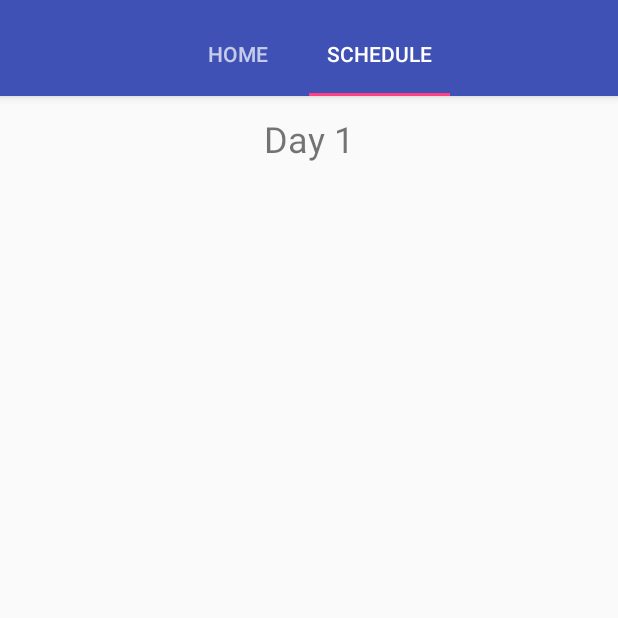
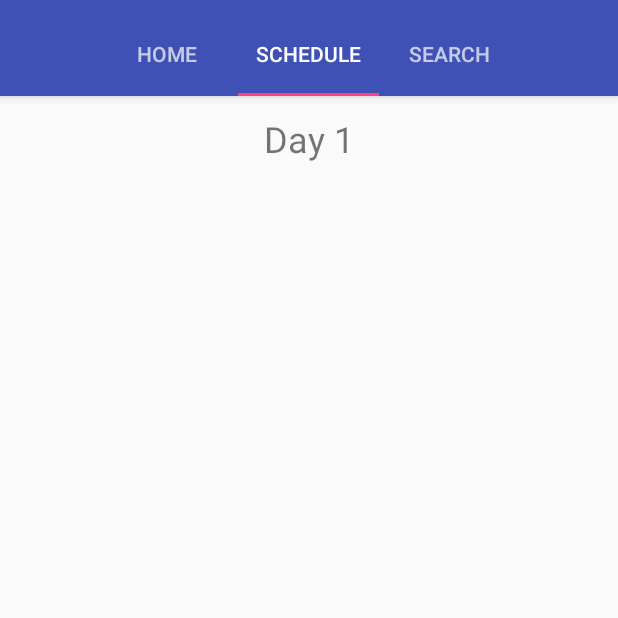
Before and after one commit to truell20/MyHM, an Android app: the TabActivity screen opened directly, with no data from a screen before it, tab 2 chosen, on a phone screen of 412 x 824 dp, the top half of it. Run offline under Robolectric (Android 15) with nearby library versions, the phone set to English and light mode, and no system bars; 4 statements that could not run were skipped.

Commit message:
Begin search tab

```diff
--- /dev/null
+++ b/Android/App/app/src/main/java/com/example/lucakoval/apposition/SearchFragment.java
@@ -0,0 +1,63 @@
+package com.example.lucakoval.apposition;
+
+import android.app.Activity;
+import android.app.SearchManager;
+import android.content.Context;
+import android.content.Intent;
+import android.net.Uri;
+import android.os.Bundle;
+import android.support.v4.app.Fragment;
+import android.support.v4.app.FragmentTransaction;
+import android.support.v7.widget.SearchView;
+import android.view.LayoutInflater;
+import android.view.View;
+import android.view.ViewGroup;
+import android.widget.Button;
+import android.widget.EditText;
+
+import com.example.lucakoval.apposition.model.LocalDataHandler;
+
+public class SearchFragment extends Fragment {
+    private final String displaySearchFragmentTag = "displaySearchFragment";
+
+    public static SearchFragment newInstance() {
+        SearchFragment fragment = new SearchFragment();
+
+        return fragment;
+    }
+
+    public SearchFragment() {}
+
+    @Override
+    public void onCreate(Bundle savedInstanceState) {
+        super.onCreate(savedInstanceState);
+    }
+
+    @Override
+    public View onCreateView(LayoutInflater inflater, ViewGroup container,
+                             Bundle savedInstanceState) {
+        final View fragmentView = inflater.inflate(R.layout.fragment_search, container, false);
+
+        Button searchButton = (Button)fragmentView.findViewById(R.id.searchButton);
+        searchButton.setOnClickListener(new View.OnClickListener() {
+            @Override
+            public void onClick(View v) {
+                String searchQuery = ((EditText)fragmentView.findViewById(R.id.searchInput)).getText().toString();
+
+                fragmentView.findViewById(R.id.searchContainer).setVisibility(View.INVISIBLE);
+
+                FragmentTransaction ft = getChildFragmentManager().beginTransaction();
+                ft.add(R.id.searchContainer, DisplaySearchFragment.newInstance(searchQuery, new DisplaySearchInterface() {
+                    @Override
+                    public void doneDisplaying() {
+                        getChildFragmentManager().beginTransaction().remove(getChildFragmentManager().findFragmentByTag(displaySearchFragmentTag)).commit();
+                        fragmentView.findViewById(R.id.searchContainer).setVisibility(View.VISIBLE);
+                    }
+                }), displaySearchFragmentTag).commit();
+
+            }
+        });
+
+        return fragmentView;
+    }
+}
--- a/Android/App/app/src/main/java/com/example/lucakoval/apposition/TabActivity.java
+++ b/Android/App/app/src/main/java/com/example/lucakoval/apposition/TabActivity.java
@@ -65,18 +65,20 @@ public class TabActivity extends AppCompatActivity {
         @Override
         public Fragment getItem(int position) {
             if(position == 0) return HomeFragment.newInstance();
-            else return ScheduleHolderFragment.newInstance();
+            else if(position == 1) return ScheduleHolderFragment.newInstance();
+            else return SearchFragment.newInstance();
         }
 
         @Override
         public int getCount() {
-            return 2;
+            return 3;
         }
 
         @Override
         public CharSequence getPageTitle(int position) {
             if(position == 0) return "Home";
-            else return "Schedule";
+            else if(position == 1) return "Schedule";
+            else return "Search";
         }
     }
 }
--- a/Android/App/app/src/main/res/layout/fragment_meeting.xml
+++ b/Android/App/app/src/main/res/layout/fragment_meeting.xml
@@ -68,7 +68,7 @@
     <Button
         android:layout_width="wrap_content"
         android:layout_height="wrap_content"
-        android:text="Donef"
+        android:text="Done"
         android:id="@+id/doneButton"
         android:layout_alignParentBottom="true"
         android:layout_centerHorizontal="true"
```
Also changed, not shown: Android/App/app/src/main/java/com/example/lucakoval/apposition/DisplaySearchFragment.java (added, +77 -0 lines), Android/App/app/src/main/res/layout/fragment_display_search.xml (added, +13 -0 lines), Android/App/app/src/main/res/layout/fragment_search.xml (added, +38 -0 lines).
